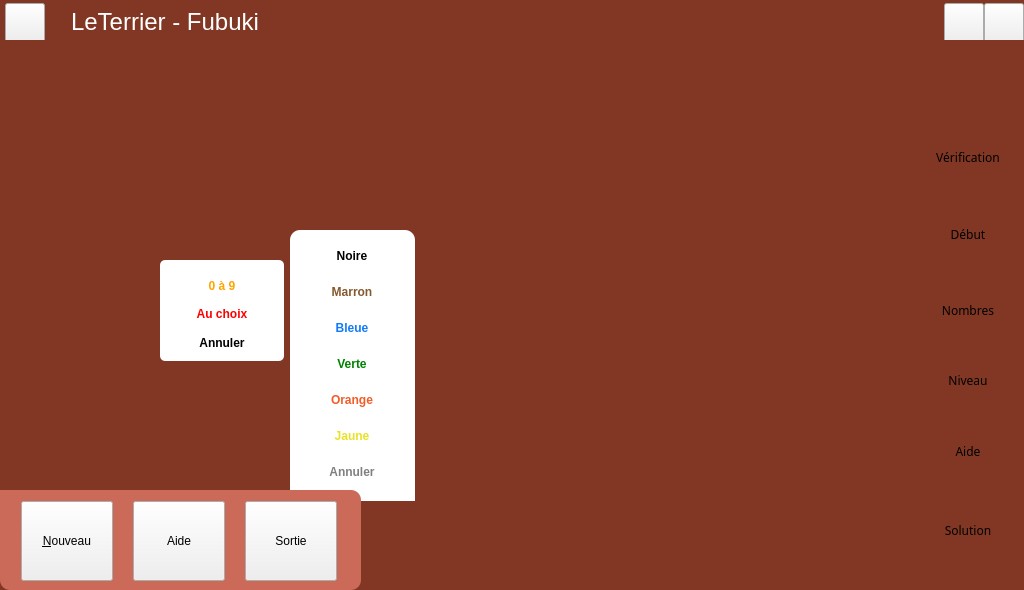
Qt form mainwindow.ui (Txikilinux/leterrier-fubuki) before a commit.
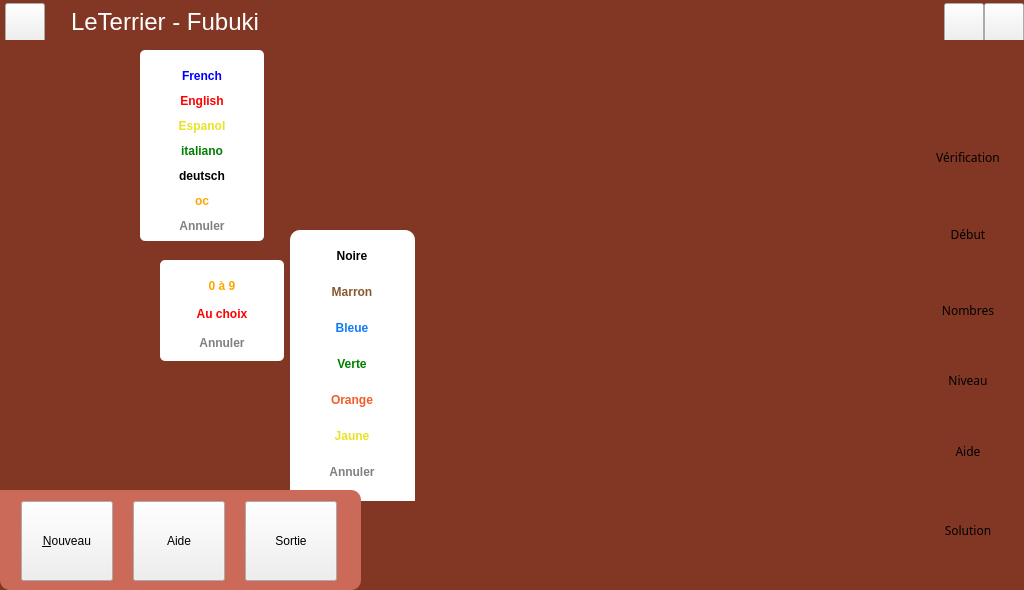
The same form after that commit. Icons and pictures are not drawn. Custom widgets are drawn as their Qt base class.

Commit message: Changement de langue, juste francais et anglais pour l'instant

The edit to the form file:
```diff
--- a/mainwindow.ui
+++ b/mainwindow.ui
@@ -2000,7 +2000,7 @@
              <cursorShape>PointingHandCursor</cursorShape>
             </property>
             <property name="styleSheet">
-             <string notr="true"/>
+             <string notr="true">color:gray;</string>
             </property>
             <property name="text">
              <string>Annuler</string>
@@ -2253,6 +2253,263 @@
           <pixmap resource="Fubuki.qrc">:/data/images/belt0</pixmap>
          </property>
         </widget>
+        <widget class="QFrame" name="frmChoixLangues">
+         <property name="geometry">
+          <rect>
+           <x>140</x>
+           <y>10</y>
+           <width>124</width>
+           <height>191</height>
+          </rect>
+         </property>
+         <property name="styleSheet">
+          <string notr="true">background-color: #ffffff;
+border-radius:5px;</string>
+         </property>
+         <property name="frameShape">
+          <enum>QFrame::StyledPanel</enum>
+         </property>
+         <property name="frameShadow">
+          <enum>QFrame::Raised</enum>
+         </property>
+         <layout class="QGridLayout" name="gridLayout_8">
+          <item row="12" column="0">
+           <widget class="AbulEduFlatBoutonV1" name="btnLangueAnnuler">
+            <property name="minimumSize">
+             <size>
+              <width>100</width>
+              <height>30</height>
+             </size>
+            </property>
+            <property name="maximumSize">
+             <size>
+              <width>100</width>
+              <height>30</height>
+             </size>
+            </property>
+            <property name="font">
+             <font>
+              <weight>75</weight>
+              <bold>true</bold>
+             </font>
+            </property>
+            <property name="cursor">
+             <cursorShape>PointingHandCursor</cursorShape>
+            </property>
+            <property name="styleSheet">
+             <string notr="true">color:gray;</string>
+            </property>
+            <property name="text">
+             <string>Annuler</string>
+            </property>
+           </widget>
+          </item>
+          <item row="7" column="0">
+           <widget class="AbulEduFlatBoutonV1" name="btnOc">
+            <property name="minimumSize">
+             <size>
+              <width>100</width>
+              <height>30</height>
+             </size>
+            </property>
+            <property name="maximumSize">
+             <size>
+              <width>100</width>
+              <height>30</height>
+             </size>
+            </property>
+            <property name="font">
+             <font>
+              <weight>75</weight>
+              <bold>true</bold>
+             </font>
+            </property>
+            <property name="cursor">
+             <cursorShape>PointingHandCursor</cursorShape>
+            </property>
+            <property name="whatsThis">
+             <string notr="true">oc</string>
+            </property>
+            <property name="styleSheet">
+             <string notr="true">color:orange</string>
+            </property>
+            <property name="text">
+             <string>oc</string>
+            </property>
+           </widget>
+          </item>
+          <item row="6" column="0">
+           <widget class="AbulEduFlatBoutonV1" name="btnDe">
+            <property name="minimumSize">
+             <size>
+              <width>100</width>
+              <height>30</height>
+             </size>
+            </property>
+            <property name="maximumSize">
+             <size>
+              <width>100</width>
+              <height>30</height>
+             </size>
+            </property>
+            <property name="font">
+             <font>
+              <weight>75</weight>
+              <bold>true</bold>
+             </font>
+            </property>
+            <property name="cursor">
+             <cursorShape>PointingHandCursor</cursorShape>
+            </property>
+            <property name="whatsThis">
+             <string notr="true">de</string>
+            </property>
+            <property name="styleSheet">
+             <string notr="true">color:black</string>
+            </property>
+            <property name="text">
+             <string>deutsch</string>
+            </property>
+           </widget>
+          </item>
+          <item row="2" column="0">
+           <widget class="AbulEduFlatBoutonV1" name="btnFr">
+            <property name="minimumSize">
+             <size>
+              <width>100</width>
+              <height>30</height>
+             </size>
+            </property>
+            <property name="maximumSize">
+             <size>
+              <width>100</width>
+              <height>30</height>
+             </size>
+            </property>
+            <property name="font">
+             <font>
+              <weight>75</weight>
+              <bold>true</bold>
+             </font>
+            </property>
+            <property name="cursor">
+             <cursorShape>PointingHandCursor</cursorShape>
+            </property>
+            <property name="whatsThis">
+             <string notr="true">fr</string>
+            </property>
+            <property name="styleSheet">
+             <string notr="true">color: blue;</string>
+            </property>
+            <property name="text">
+             <string>French</string>
+            </property>
+           </widget>
+          </item>
+          <item row="3" column="0">
+           <widget class="AbulEduFlatBoutonV1" name="btnEn">
+            <property name="minimumSize">
+             <size>
+              <width>100</width>
+              <height>30</height>
+             </size>
+            </property>
+            <property name="maximumSize">
+             <size>
+              <width>100</width>
+              <height>30</height>
+             </size>
+            </property>
+            <property name="font">
+             <font>
+              <weight>75</weight>
+              <bold>true</bold>
+             </font>
+            </property>
+            <property name="cursor">
+             <cursorShape>PointingHandCursor</cursorShape>
+            </property>
+            <property name="whatsThis">
+             <string notr="true">en</string>
+            </property>
+            <property name="styleSheet">
+             <string notr="true">color:red</string>
+            </property>
+            <property name="text">
+             <string>English</string>
+            </property>
+           </widget>
+          </item>
+          <item row="4" column="0">
+           <widget class="AbulEduFlatBoutonV1" name="btnEs">
+            <property name="minimumSize">
+             <size>
+              <width>100</width>
+              <height>30</height>
+             </size>
+            </property>
+            <property name="maximumSize">
+             <size>
+              <width>100</width>
+              <height>30</height>
+             </size>
+            </property>
+            <property name="font">
+             <font>
+              <weight>75</weight>
+              <bold>true</bold>
+             </font>
+            </property>
+            <property name="cursor">
+             <cursorShape>PointingHandCursor</cursorShape>
+            </property>
+            <property name="whatsThis">
+             <string notr="true">es</string>
+            </property>
+            <property name="styleSheet">
+             <string notr="true">color:#e8e226;</string>
+            </property>
+            <property name="text">
+             <string>Espanol</string>
+            </property>
+           </widget>
+          </item>
+          <item row="5" column="0">
+           <widget class="AbulEduFlatBoutonV1" name="btnIt">
+            <property name="minimumSize">
+             <size>
+              <width>100</width>
+              <height>30</height>
+             </size>
+            </property>
+            <property name="maximumSize">
+             <size>
+              <width>100</width>
+              <height>30</height>
+             </size>
+            </property>
+            <property name="font">
+             <font>
+              <weight>75</weight>
+              <bold>true</bold>
+             </font>
+            </property>
+            <property name="cursor">
+             <cursorShape>PointingHandCursor</cursorShape>
+            </property>
+            <property name="whatsThis">
+             <string notr="true">it</string>
+            </property>
+            <property name="styleSheet">
+             <string notr="true">color:green</string>
+            </property>
+            <property name="text">
+             <string>italiano</string>
+            </property>
+           </widget>
+          </item>
+         </layout>
+        </widget>
        </widget>
        <widget class="QWidget" name="pageApropos">
         <widget class="QPushButton" name="pushButton">
```
Left out of the diff: 66 changed lines with no effect on the pictures. The commit also changes 13 other files.
